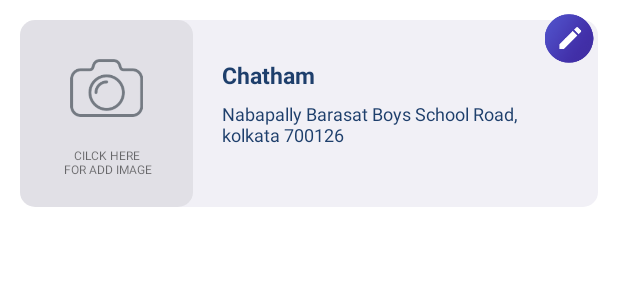
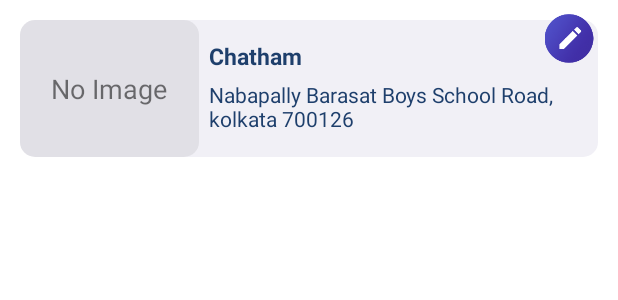
Before and after one commit to Srimanta99/CommsReport, an Android app: the layout item_manage_sites.xml on its own in the app's theme, with its tools: preview values and no code run, on a phone screen of 412 x 824 dp. Shown: the top 300 px of the screen. Run offline under Robolectric (Android 15) with nearby library versions, the phone set to English and light mode, and no system bars.

Commit message:
21.01.2021

```diff
--- a/app/build.gradle
+++ b/app/build.gradle
@@ -60,4 +60,5 @@ dependencies {
     implementation 'org.jsoup:jsoup:1.8.3'
     implementation 'com.google.code.gson:gson:2.6.2'
     implementation 'com.nostra13.universalimageloader:universal-image-loader:1.9.5'
+    implementation 'com.github.bumptech.glide:glide:4.11.0'
 }
--- a/app/src/main/java/com/commsreport/Utils/sheardpreference/PreferenceConstent.kt
+++ b/app/src/main/java/com/commsreport/Utils/sheardpreference/PreferenceConstent.kt
@@ -11,6 +11,7 @@ object PreferenceConstent {
     var password_key = "password"
     var isremember="isremenber"
     var userData="userdata"
+    var siteDetails="SiteDetails"
     var iS_Checked_login = "checklogin"
     var loginuser_data = "userdata"
     var loginuser_name = "username"
--- a/app/src/main/java/com/commsreport/network/NetworkUtility.kt
+++ b/app/src/main/java/com/commsreport/network/NetworkUtility.kt
@@ -6,6 +6,7 @@ class NetworkUtility {
        // val BASE_URL ="https://wecompli.io/rest/api/mobile/"
        const val LOGIN="api/user/login"
         const val  SITELIST="api/site/list"
+        const val  CREATE_SITE="api/site/create"
 
     }
 }
--- a/app/src/main/java/com/commsreport/screens/login/LoginOnclick.kt
+++ b/app/src/main/java/com/commsreport/screens/login/LoginOnclick.kt
@@ -105,6 +105,7 @@ class LoginOnclick(val activity: LoginActivity,val activityLoginBinding: Activit
                     AppSheardPreference(activity).setvalue_in_preference(PreferenceConstent.loginuser_token,response!!.body()!!.data.token)
                     Log.d("response",response.body().toString())
                     customProgress.hideProgress()
+                    AppSheardPreference(activity).setvalue_in_preference(PreferenceConstent.iS_LOGIN,"1")
                     activity.startActivity(Intent(activity,HomeActivity::class.java))
                 }
 
--- a/app/src/main/res/layout/item_manage_sites.xml
+++ b/app/src/main/res/layout/item_manage_sites.xml
@@ -38,38 +38,42 @@
                     android:background="@drawable/grey_bg"
                     android:orientation="vertical">
 
-                    <LinearLayout
+                    <RelativeLayout
                         android:layout_width="match_parent"
-                        android:layout_height="wrap_content"
-                        android:layout_margin="@dimen/_15sdp"
+                        android:layout_height="@dimen/_60sdp"
+                        android:layout_margin="@dimen/_5sdp"
                         android:orientation="vertical">
 
                         <ImageView
+                            android:id="@+id/img_company"
                             android:layout_width="match_parent"
                             android:layout_height="@dimen/_40sdp"
                             android:padding="@dimen/_5sdp"
+                            android:visibility="gone"
                             android:src="@drawable/camera">
 
                         </ImageView>
 
                         <TextView
-                            android:layout_width="match_parent"
+                            android:id="@+id/tv_no_image"
+                            android:layout_width="wrap_content"
                             android:layout_height="wrap_content"
                             android:layout_gravity="center"
-                            android:layout_marginTop="@dimen/_10sdp"
-                            android:gravity="center"
-                            android:text="CILCK HERE\n FOR ADD IMAGE"
-                            android:textSize="8sp">
+                            android:layout_marginTop="@dimen/_5sdp"
+                            android:layout_centerInParent="true"
+                            android:text="No Image"
+                            android:visibility="visible"
+                            android:textSize="@dimen/_14sdp">
 
                         </TextView>
-                    </LinearLayout>
+                    </RelativeLayout>
 
                 </LinearLayout>
 
                 <LinearLayout
                     android:layout_width="0dp"
                     android:layout_height="wrap_content"
-                    android:layout_marginLeft="@dimen/_15sdp"
+                    android:layout_marginLeft="@dimen/_5sdp"
                     android:layout_marginRight="@dimen/_15sdp"
                     android:layout_weight="1"
                     android:orientation="vertical">
@@ -78,10 +82,11 @@
                         android:id="@+id/tv_companyname"
                         android:layout_width="match_parent"
                         android:layout_height="wrap_content"
-                        android:layout_marginTop="@dimen/_20sdp"
+                        android:layout_marginTop="@dimen/_10sdp"
+                        android:layout_marginRight="@dimen/_10sdp"
                         android:text="Chatham"
                         android:textColor="#1E3F6C"
-                        android:textSize="15sp"
+                        android:textSize="@dimen/_12sdp"
                         android:textStyle="bold">
 
                     </TextView>
@@ -90,10 +95,10 @@
                         android:id="@+id/tv_adddress"
                         android:layout_width="match_parent"
                         android:layout_height="wrap_content"
-                        android:layout_marginTop="@dimen/_5sdp"
+                        android:layout_marginTop="@dimen/_4sdp"
                         android:text="Nabapally Barasat Boys School Road, kolkata 700126"
                         android:textColor="#1E3F6C"
-                        android:textSize="12sp">
+                        android:textSize="@dimen/_11sdp">
 
                     </TextView>
 
@@ -119,6 +124,7 @@
 
     </RelativeLayout>
     <ImageView
+        android:id="@+id/img_edit"
         android:layout_width="@dimen/_50sdp"
         android:layout_height="@dimen/_25sdp"
         android:layout_marginLeft="@dimen/_7sdp"
```
Also changed, not shown: app/src/main/java/com/commsreport/Utils/sheardpreference/AppSheardPreference.kt (+11 -0 lines), app/src/main/java/com/commsreport/screens/fragments/site/SiteFragment.kt (+79 -3 lines), app/src/main/java/com/commsreport/screens/splash/SplashActivity.kt (+10 -2 lines), app/src/main/res/layout/fragment_add_site.xml (+13 -7 lines).
